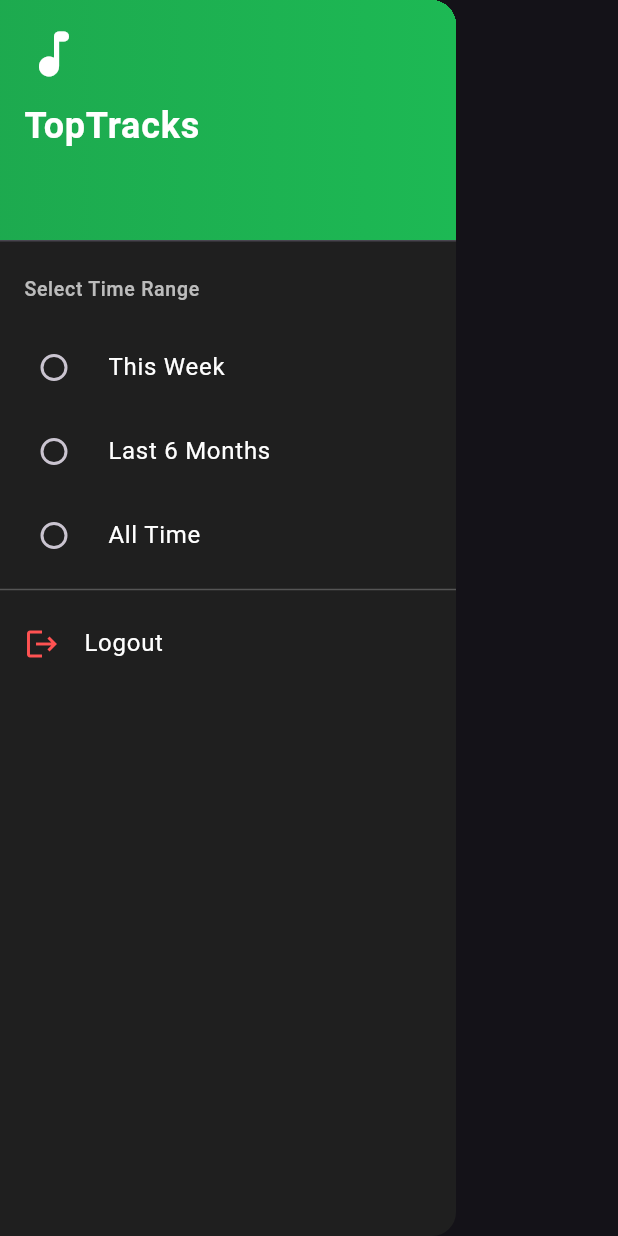
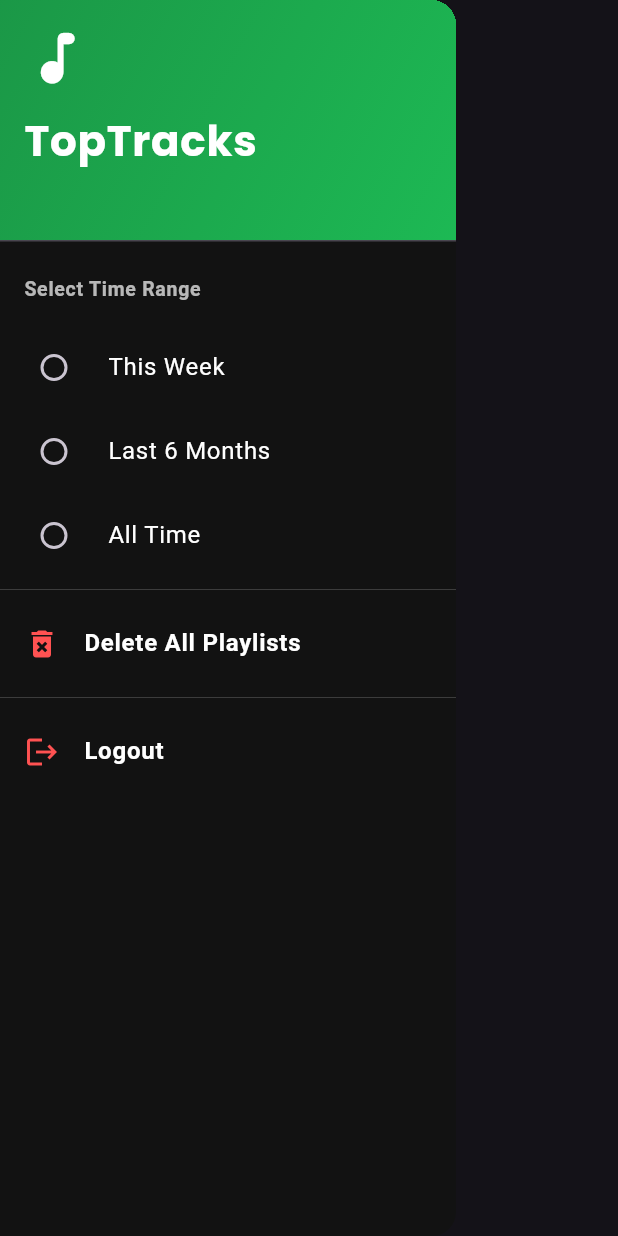
Before and after one commit to AryanKanungo/TopTracks, a Flutter app: the AppDrawer widget shown alone on an empty page, opened directly with empty values, on a phone screen of 412 x 824 dp. Run offline on Flutter 3.47's test engine with Material 3 defaults, Android fonts, the light colour scheme and no system bars; our stand-ins replace flutter_dotenv, flutter_secure_storage, google_fonts, lottie; missing offline and left inert: flutter_web_auth_2; accounts and stored records are empty; network calls fail.

Commit message:
Playlist Generation

```diff
--- a/lib/models/track.dart
+++ b/lib/models/track.dart
@@ -6,13 +6,14 @@ class Track {
   final String album;
   final String imageUrl;
   final String spotifyUrl; // Added field
-
+  final String uri;
   Track({
     required this.name,
     required this.artist,
     required this.album,
     required this.imageUrl,
-    required this.spotifyUrl, // Updated constructor
+    required this.spotifyUrl,
+    required this.uri, // Updated constructor
   });
 
   factory Track.fromJson(Map<String, dynamic> json) {
@@ -23,7 +24,8 @@ class Track {
       album: json['album']['name'],
       imageUrl:
           json['album']['images'][0]['url'], // Getting the first image of the album
-      spotifyUrl: json['external_urls']['spotify'], // Parsing Spotify URL
+      spotifyUrl: json['external_urls']['spotify'],
+      uri: json['uri'], // Parsing Spotify URL
     );
   }
 }
--- a/lib/screens/login_screen.dart
+++ b/lib/screens/login_screen.dart
@@ -25,7 +25,7 @@ class LoginScreen extends StatelessWidget {
                 children: [
                   // Lottie animation for engaging appeal
                   Lottie.asset(
-                    'assets/login_animation.json', // Replace with the path to your animation file
+                    'assets/login_anime.json', // Replace with the path to your animation file
                     width: 250,
                     height: 250,
                     fit: BoxFit.cover,
--- a/lib/services/auth_service.dart
+++ b/lib/services/auth_service.dart
@@ -15,7 +15,7 @@ class AuthService {
   final redirectUri = dotenv.env['REDIRECT_URI']!;
 
   // Scopes define the permissions your app needs
-  final scopes = 'user-top-read';
+  final scopes = 'user-top-read playlist-modify-private playlist-modify-public';
 
   // --- Authenticate with Spotify ---
   Future<void> authenticateWithSpotify({bool forceLogin = true}) async {
--- a/lib/widgets/app_drawer.dart
+++ b/lib/widgets/app_drawer.dart
@@ -1,15 +1,37 @@
 import 'package:flutter/material.dart';
+import 'package:google_fonts/google_fonts.dart';
 import 'package:top_tracks/services/auth_service.dart';
+import 'package:top_tracks/services/spotify_service.dart'; // Ensure the correct import for SpotifyService
 
 class AppDrawer extends StatelessWidget {
   final String timeRange;
   final Function(String) onTimeRangeChanged;
+  final Function(String)
+  onPlaylistDeleted; // Callback to handle playlist deletion messages
 
   const AppDrawer({
     Key? key,
     required this.timeRange,
     required this.onTimeRangeChanged,
+    required this.onPlaylistDeleted, // Add the callback for playlist deletion
   }) : super(key: key);
+
+  // Function to delete all playlists
+  void _deleteAllPlaylists(BuildContext context) async {
+    try {
+      // Delete all playlists
+      await SpotifyService().deleteAllPlaylists();
+      onPlaylistDeleted('All Playlists Deleted Successfully!');
+      ScaffoldMessenger.of(context).showSnackBar(
+        SnackBar(content: Text('All Playlists Deleted Successfully!')),
+      );
+    } catch (e) {
+      onPlaylistDeleted('Error: $e');
+      ScaffoldMessenger.of(
+        context,
+      ).showSnackBar(SnackBar(content: Text('Error: $e')));
+    }
+  }
 
   @override
   Widget build(BuildContext context) {
@@ -23,44 +45,55 @@ class AppDrawer extends StatelessWidget {
     final greyText = Colors.white70;
 
     return Drawer(
-      backgroundColor: Color(0xFF1F1F1F),
+      backgroundColor: Color(0xFF121212), // Dark background for contrast
       child: ListView(
         padding: EdgeInsets.zero,
         children: [
+          // Drawer Header
           DrawerHeader(
             decoration: BoxDecoration(
               gradient: LinearGradient(
-                colors: [accentGreen.withOpacity(0.9), accentGreen],
+                colors: [accentGreen.withOpacity(0.8), accentGreen],
+                begin: Alignment.topLeft,
+                end: Alignment.bottomRight,
               ),
             ),
             child: Column(
               crossAxisAlignment: CrossAxisAlignment.start,
               children: [
-                Icon(Icons.music_note_rounded, color: Colors.white, size: 40),
-                SizedBox(height: 10),
+                Icon(Icons.music_note_rounded, color: Colors.white, size: 45),
+                SizedBox(height: 12),
                 Text(
                   "TopTracks",
-                  style: TextStyle(
+                  style: GoogleFonts.poppins(
                     color: Colors.white,
-                    fontSize: 24,
+                    fontSize: 28,
                     fontWeight: FontWeight.bold,
                   ),
                 ),
               ],
             ),
           ),
+          // Time Range Selector Title
           ListTile(
             title: Text(
               "Select Time Range",
-              style: TextStyle(color: greyText, fontWeight: FontWeight.w500),
+              style: GoogleFonts.roboto(
+                color: greyText,
+                fontWeight: FontWeight.w600,
+              ),
             ),
             dense: true,
           ),
+          // Radio List for Time Range Selection
           ..._timeLabels.entries.map((entry) {
-            return RadioListTile(
+            return RadioListTile<String>(
               activeColor: accentGreen,
               tileColor: Colors.transparent,
-              title: Text(entry.value, style: TextStyle(color: Colors.white)),
+              title: Text(
+                entry.value,
+                style: GoogleFonts.roboto(color: Colors.white, fontSize: 16),
+              ),
               value: entry.key,
               groupValue: timeRange,
               onChanged: (String? value) {
@@ -71,10 +104,37 @@ class AppDrawer extends StatelessWidget {
               },
             );
           }).toList(),
-          Divider(color: Colors.white24),
+          Divider(color: Colors.white24, thickness: 0.5),
+          // Delete All Playlists Button
+          ListTile(
+            leading: Icon(Icons.delete_forever, color: Colors.redAccent),
+            title: Text(
+              "Delete All Playlists",
+              style: GoogleFonts.roboto(
+                color: Colors.white,
+                fontWeight: FontWeight.bold,
+                fontSize: 16,
+              ),
+            ),
+            onTap: () {
+              _deleteAllPlaylists(
+                context,
+              ); // Call the function to delete all playlists
+              Navigator.pop(context); // Close drawer
+            },
+          ),
+          Divider(color: Colors.white24, thickness: 0.5),
+          // Logout Button
           ListTile(
             leading: Icon(Icons.logout, color: Colors.redAccent),
-            title: Text("Logout", style: TextStyle(color: Colors.white)),
+            title: Text(
+              "Logout",
+              style: GoogleFonts.roboto(
+                color: Colors.white,
+                fontWeight: FontWeight.bold,
+                fontSize: 16,
+              ),
+            ),
             onTap: () async {
               final AuthService _authService = AuthService();
               await _authService.logout();
```
Also changed, not shown: assets/login_anime.json (added, +1 -0 lines), lib/models/album.dart (deleted, +0 -15 lines), lib/models/artist.dart (deleted, +0 -19 lines), lib/screens/home_screen.dart (+115 -38 lines), lib/services/spotify_service.dart (+79 -1 lines), lib/widgets/albums_tab.dart (deleted, +0 -30 lines), lib/widgets/artists_tab.dart (deleted, +0 -30 lines), lib/widgets/generate_playlist_modal.dart (added, +169 -0 lines), lib/widgets/songs_tab.dart (deleted, +0 -32 lines).
